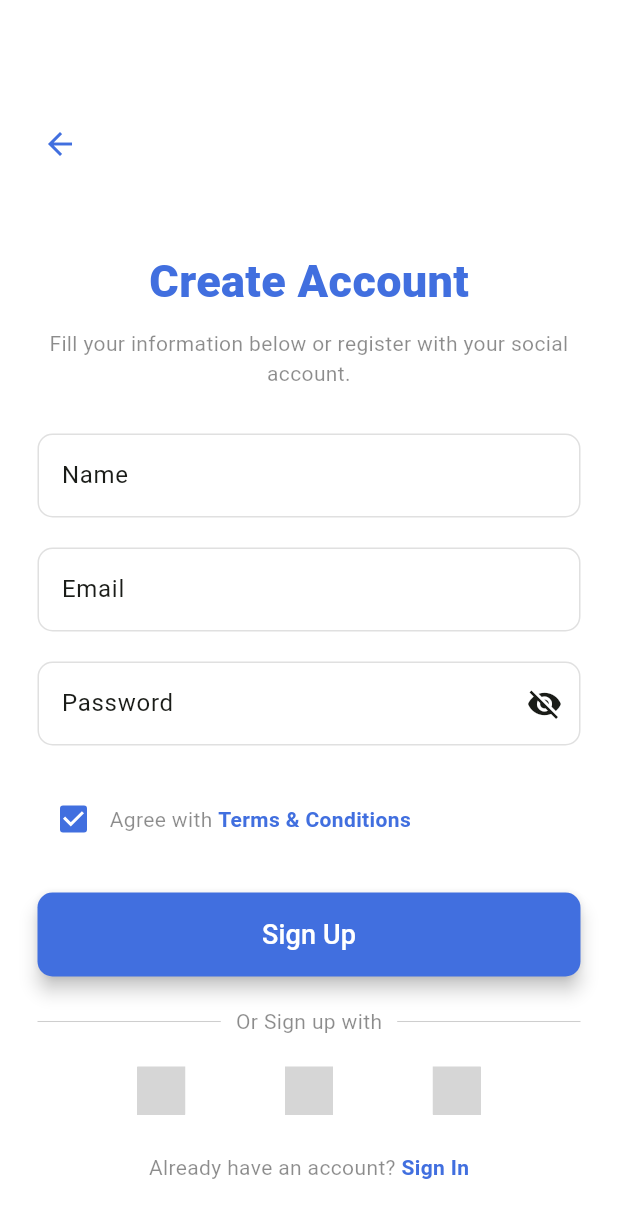
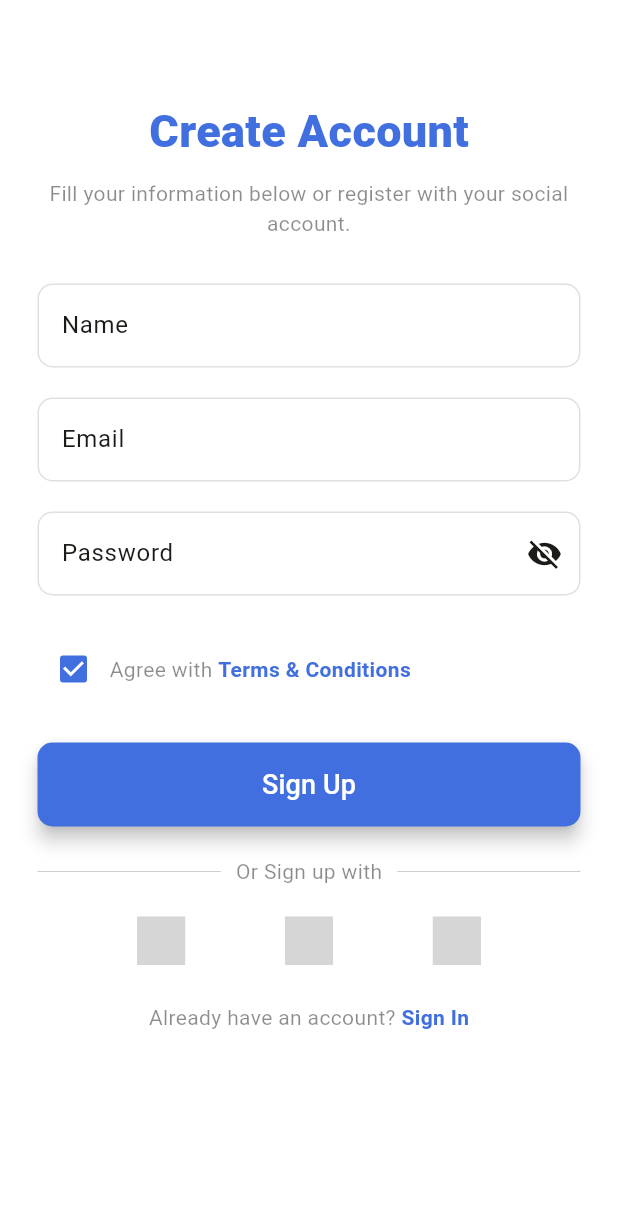
Before and after one commit to MuthuCapz/Sign_in_hospital, a Flutter app: the SignUpScreen screen opened directly, on a phone screen of 412 x 824 dp. Shown: the top 1218 px of the screen. Run offline on Flutter 3.47's test engine with Material 3 defaults, Android fonts, the phone set to English and light mode, and no system bars; our stand-ins replace firebase_core, icons_plus; accounts and stored records are empty; grey boxes are pictures that could not be loaded.

Commit message:
commit aug2

```diff
--- a/lib/screens/signup_screen.dart
+++ b/lib/screens/signup_screen.dart
@@ -27,26 +27,11 @@ class _SignUpScreenState extends State<SignUpScreen> {
         child: CustomScaffold(
           child: Column(
             children: [
-              // Arrow back icon at the top of the body
-              Padding(
-                padding: const EdgeInsets.all(16.0),
-                child: Align(
-                  alignment: Alignment.topLeft,
-                  child: IconButton(
-                    icon: Icon(
-                      Icons.arrow_back,
-                      color: lightColorScheme
-                          .primary, // Change icon color if needed
-                    ),
-                    onPressed: () => Navigator.of(context).pop(),
-                  ),
-                ),
-              ),
               Expanded(
                 child: SingleChildScrollView(
                   child: Container(
                     padding: const EdgeInsets.fromLTRB(
-                        25.0, 30.0, 25.0, 20.0), // Adjust padding
+                        25.0, 10.0, 25.0, 20.0), // Adjust padding
                     decoration: const BoxDecoration(
                       color: Colors.white,
                       borderRadius: BorderRadius.only(
@@ -88,7 +73,6 @@ class _SignUpScreenState extends State<SignUpScreen> {
                             },
                             decoration: InputDecoration(
                               labelText: 'Name',
-                              hintText: 'Arun',
                               hintStyle: const TextStyle(
                                 color: Colors.black26,
                               ),
@@ -114,7 +98,6 @@ class _SignUpScreenState extends State<SignUpScreen> {
                             },
                             decoration: InputDecoration(
                               labelText: 'Email',
-                              hintText: 'Arun@gmail.com',
                               hintStyle: const TextStyle(
                                 color: Colors.black26,
                               ),
@@ -141,7 +124,6 @@ class _SignUpScreenState extends State<SignUpScreen> {
                             },
                             decoration: InputDecoration(
                               labelText: 'Password',
-                              hintText: '123456_7890',
                               hintStyle: const TextStyle(
                                 color: Colors.black26,
                               ),
```
